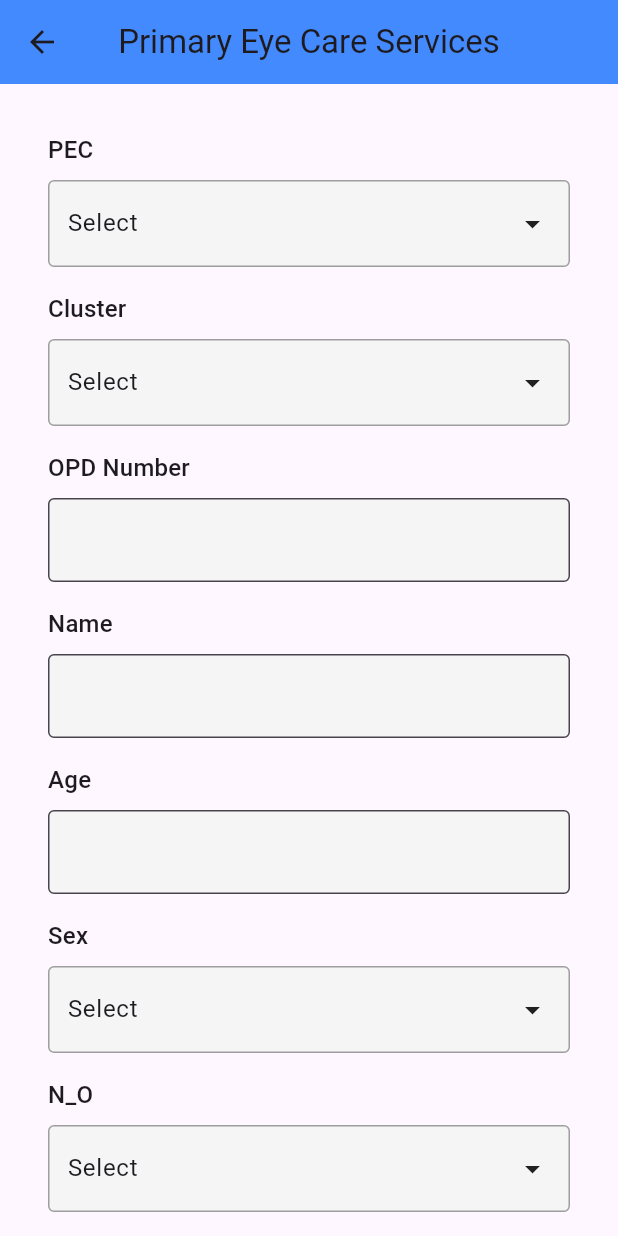
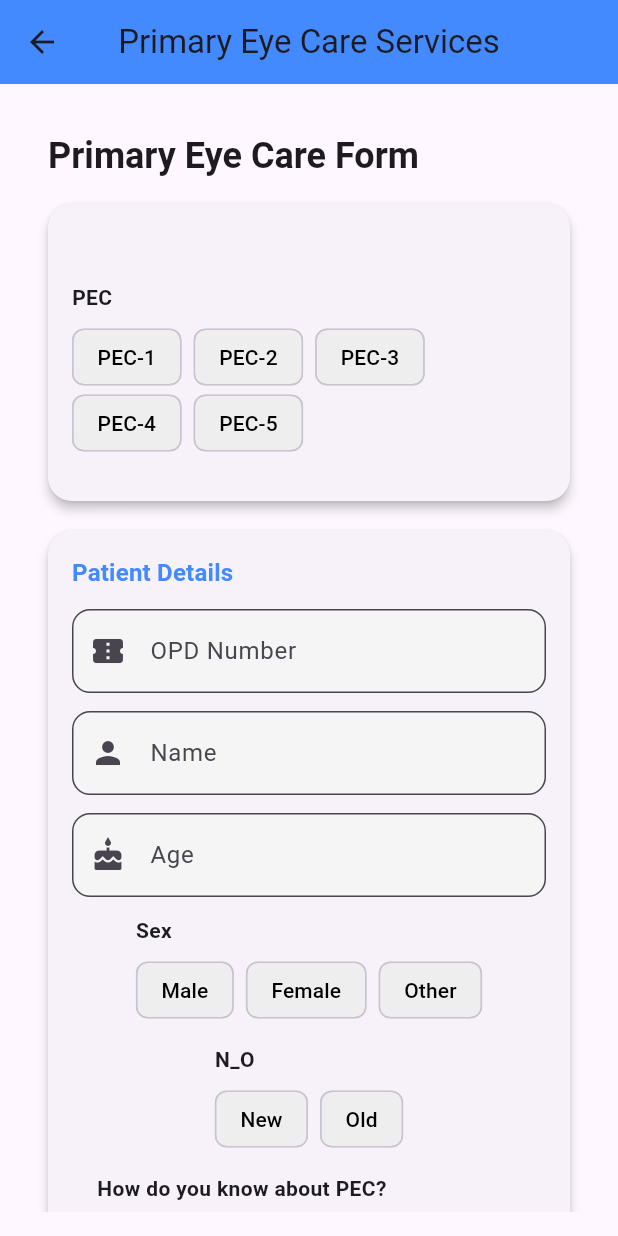
Before and after one commit to rajeshscomoph/myproject, a Flutter app: the FormPage screen opened directly, on a phone screen of 412 x 824 dp. Run offline on Flutter 3.47's test engine with Material 3 defaults, Android fonts, the phone set to English and light mode, and no system bars.

Commit message:
look good 09july 2025

```diff
--- a/lib/components/PEC/primary_eye_care_first_page.dart
+++ b/lib/components/PEC/primary_eye_care_first_page.dart
@@ -1,5 +1,4 @@
 import 'package:flutter/material.dart';
-import 'package:myproject/components/dropdown_component.dart';
 import 'primary_eye_care_second_page.dart';
 
 class PrimaryEyeCareFirstPage extends StatefulWidget {
@@ -10,7 +9,8 @@ class PrimaryEyeCareFirstPage extends StatefulWidget {
       _PrimaryEyeCareFirstPageState();
 }
 
-class _PrimaryEyeCareFirstPageState extends State<PrimaryEyeCareFirstPage> {
+class _PrimaryEyeCareFirstPageState extends State<PrimaryEyeCareFirstPage>
+    with SingleTickerProviderStateMixin {
   final _formKey = GlobalKey<FormState>();
 
   String? _selectedPec;
@@ -56,8 +56,21 @@ class _PrimaryEyeCareFirstPageState extends State<PrimaryEyeCareFirstPage> {
 
   bool get showChwField => _selectedNo != "Old";
 
+  late AnimationController _controller;
+  late Animation<double> _fadeIn;
+
+  @override
+  void initState() {
+    super.initState();
+    _controller = AnimationController(
+        vsync: this, duration: const Duration(milliseconds: 600));
+    _fadeIn = CurvedAnimation(parent: _controller, curve: Curves.easeIn);
+    _controller.forward();
+  }
+
   @override
   void dispose() {
+    _controller.dispose();
     _placeController.dispose();
     _opdController.dispose();
     _nameController.dispose();
@@ -88,88 +101,53 @@ class _PrimaryEyeCareFirstPageState extends State<PrimaryEyeCareFirstPage> {
     }
   }
 
-  Widget buildDropdown({
-    required String label,
-    required String? selectedValue,
-    required List<String> items,
-    required ValueChanged<String?> onChanged,
-    String? Function(String?)? customValidator,
-  }) {
-    return Column(
+  Widget buildSectionCard({required String title, required Widget child}) {
+    return Card(
+      elevation: 3,
+      shape: RoundedRectangleBorder(borderRadius: BorderRadius.circular(16)),
+      margin: const EdgeInsets.only(bottom: 20),
+      child: Padding(
+        padding: const EdgeInsets.all(16),
+        child: Column(
           crossAxisAlignment: CrossAxisAlignment.start,
           children: [
-        Text(label, style: Theme.of(context).textTheme.titleMedium),
-        const SizedBox(height: 8),
-        FormField<String>(
-          validator: (_) {
-            if (customValidator != null) {
-              return customValidator(selectedValue);
-            }
-            return selectedValue == null ? 'Please select $label' : null;
-          },
-          builder: (state) => Column(
-            crossAxisAlignment: CrossAxisAlignment.start,
-            children: [
-              CustomDropdownAttached(
-                items: items,
-                selectedValue: selectedValue,
-                onChanged: (value) {
-                  onChanged(value);
-                  state.didChange(value);
-                },
-              ),
-              if (state.hasError)
-                Padding(
-                  padding: const EdgeInsets.only(top: 5),
-                  child: Text(
-                    state.errorText ?? '',
-                    maxLines: 3,
-                    overflow: TextOverflow.visible,
-                    style: TextStyle(
-                      fontSize: 12,
-                      height: 1.2,
-                      color: Theme.of(context).colorScheme.error,
-                    ),
-                  ),
-                ),
+            Text(title,
+                style: Theme.of(context)
+                    .textTheme
+                    .titleMedium!
+                    .copyWith(color: Colors.blueAccent, fontWeight: FontWeight.bold)),
+            const SizedBox(height: 12),
+            child,
           ],
         ),
       ),
-      ],
     );
   }
 
   Widget buildTextField({
     required String label,
     required TextEditingController controller,
+    IconData? icon,
     TextInputType? keyboardType,
     int? min,
     int? max,
     String? Function(String?)? customValidator,
     bool isRequired = true,
   }) {
-    return Column(
-      crossAxisAlignment: CrossAxisAlignment.start,
-      children: [
-        Text(label, style: Theme.of(context).textTheme.titleMedium),
-        const SizedBox(height: 8),
-        TextFormField(
+    return TextFormField(
       controller: controller,
       keyboardType: keyboardType,
-          decoration: const InputDecoration(
-            border: OutlineInputBorder(),
+      decoration: InputDecoration(
+        labelText: label,
+        prefixIcon: icon != null ? Icon(icon) : null,
         filled: true,
-            fillColor: Color(0xFFF5F5F5),
-            errorMaxLines: 3,
+        fillColor: Colors.grey[100],
+        border: OutlineInputBorder(borderRadius: BorderRadius.circular(12)),
       ),
       validator: (value) {
-            if (customValidator != null) {
-              return customValidator(value);
-            }
+        if (customValidator != null) return customValidator(value);
         final trimmed = value?.trim() ?? '';
-            if (isRequired && trimmed.isEmpty) {
-              return 'Please enter $label';
-            }
+        if (isRequired && trimmed.isEmpty) return 'Please enter $label';
         if (trimmed.isNotEmpty && min != null && max != null) {
           final number = int.tryParse(trimmed);
           if (number == null) return '$label must be a number';
@@ -179,6 +157,37 @@ class _PrimaryEyeCareFirstPageState extends State<PrimaryEyeCareFirstPage> {
         }
         return null;
       },
+    );
+  }
+
+  Widget buildRadioGroup({
+    required String label,
+    required String? selectedValue,
+    required List<String> items,
+    required ValueChanged<String?> onChanged,
+  }) {
+    return Column(
+      crossAxisAlignment: CrossAxisAlignment.start,
+      children: [
+        Text(label,
+            style:
+                const TextStyle(fontWeight: FontWeight.w600, fontSize: 14)),
+        const SizedBox(height: 6),
+        Wrap(
+          spacing: 8,
+          runSpacing: -4,
+          children: items.map((item) {
+            return ChoiceChip(
+              label: Text(item),
+              selected: selectedValue == item,
+              onSelected: (_) => onChanged(item),
+              selectedColor: Colors.blueAccent.withOpacity(0.7),
+              backgroundColor: Colors.grey[200],
+              labelStyle: TextStyle(
+                color: selectedValue == item ? Colors.white : Colors.black,
+              ),
+            );
+          }).toList(),
         ),
       ],
     );
@@ -186,12 +195,25 @@ class _PrimaryEyeCareFirstPageState extends State<PrimaryEyeCareFirstPage> {
 
   @override
   Widget build(BuildContext context) {
-    return Form(
+    return FadeTransition(
+      opacity: _fadeIn,
+      child: Form(
         key: _formKey,
         child: ListView(
           padding: const EdgeInsets.all(16),
           children: [
-          buildDropdown(
+            Text('Primary Eye Care Form',
+                style: Theme.of(context)
+                    .textTheme
+                    .headlineSmall!
+                    .copyWith(fontWeight: FontWeight.bold)),
+            const SizedBox(height: 16),
+
+            buildSectionCard(
+                            child: Column(
+                crossAxisAlignment: CrossAxisAlignment.start,
+                children: [
+                  buildRadioGroup(
                     label: 'PEC',
                     selectedValue: _selectedPec,
                     items: pecClusters.keys.toList(),
@@ -202,64 +224,80 @@ class _PrimaryEyeCareFirstPageState extends State<PrimaryEyeCareFirstPage> {
                       });
                     },
                   ),
-          const SizedBox(height: 16),
-
-          buildDropdown(
+                  const SizedBox(height: 12),
+                  if (_selectedPec != null)
+                    buildRadioGroup(
                       label: 'Cluster',
                       selectedValue: _selectedCluster,
-            items: _selectedPec != null ? pecClusters[_selectedPec!]! : [],
-            onChanged: (value) => setState(() => _selectedCluster = value),
+                      items: pecClusters[_selectedPec!]!,
+                      onChanged: (value) =>
+                          setState(() => _selectedCluster = value),
                     ),
-          const SizedBox(height: 16),
+                  if (_selectedCluster == '99-RIP/Camp') ...[
+                    const SizedBox(height: 12),
+                    buildTextField(
+                        label: 'Place',
+                        controller: _placeController,
+                        icon: Icons.location_on),
+                  ],
+                ],
+              ), title: '',
+            ),
 
-          if (_selectedCluster == '99-RIP/Camp') ...[
-            buildTextField(label: 'Place', controller: _placeController),
-            const SizedBox(height: 16),
-          ],
-
+            buildSectionCard(
+              title: 'Patient Details',
+              child: Column(
+                children: [
                   buildTextField(
                     label: 'OPD Number',
                     controller: _opdController,
                     keyboardType: TextInputType.number,
                     min: 0,
                     max: 99999999,
-            isRequired: true,
+                    icon: Icons.confirmation_number,
                   ),
-          const SizedBox(height: 16),
-
-          buildTextField(label: 'Name', controller: _nameController),
-          const SizedBox(height: 16),
-
+                  const SizedBox(height: 12),
+                  buildTextField(
+                      label: 'Name', controller: _nameController, icon: Icons.person),
+                  const SizedBox(height: 12),
                   buildTextField(
                     label: 'Age',
                     controller: _ageController,
                     keyboardType: TextInputType.number,
                     min: 0,
                     max: 100,
-            isRequired: true,
+                    icon: Icons.cake,
                   ),
-          const SizedBox(height: 16),
-
-          buildDropdown(
+                  const SizedBox(height: 12),
+                  buildRadioGroup(
                     label: 'Sex',
                     selectedValue: _selectedSex,
                     items: ['Male', 'Female', 'Other'],
                     onChanged: (value) => setState(() => _selectedSex = value),
                   ),
-          const SizedBox(height: 16),
-
-          buildDropdown(
+                  const SizedBox(height: 12),
+                  buildRadioGroup(
                     label: 'N_O',
                     selectedValue: _selectedNo,
                     items: ['New', 'Old'],
                     onChanged: (value) => setState(() => _selectedNo = value),
                   ),
-          const SizedBox(height: 16),
-
+                  if (showChwField) ...[
+                    const SizedBox(height: 12),
+                    buildRadioGroup(
+                      label: 'How do you know about PEC?',
+                      selectedValue: _selectedChw,
+                      items: ['Self', 'ASHA/Volunteer', 'Other'],
+                      onChanged: (value) =>
+                          setState(() => _selectedChw = value),
+                    ),
+                  ],
+                  const SizedBox(height: 12),
                   buildTextField(
                     label: 'Phone',
                     controller: _phoneController,
                     keyboardType: TextInputType.phone,
+                    icon: Icons.phone,
                     customValidator: (value) {
                       final trimmed = value?.trim() ?? '';
                       if (trimmed.length != 10) {
@@ -271,31 +309,27 @@ class _PrimaryEyeCareFirstPageState extends State<PrimaryEyeCareFirstPage> {
                       return null;
                     },
                   ),
+                ],
+              ),
+            ),
+
             const SizedBox(height: 16),
-
-          if (showChwField) ...[
-            buildDropdown(
-              label: 'How do you know about PEC?',
-              selectedValue: _selectedChw,
-              items: ['Self', 'ASHA/Volunteer', 'Other'],
-              onChanged: (value) => setState(() => _selectedChw = value),
-            ),
-            const SizedBox(height: 16),
-          ],
-
-          const SizedBox(height: 24),
             SizedBox(
               height: 50,
-            child: ElevatedButton(
+              child: ElevatedButton.icon(
                 style: ElevatedButton.styleFrom(
                   backgroundColor: Colors.blueAccent,
+                  shape: RoundedRectangleBorder(
+                      borderRadius: BorderRadius.circular(12)),
                 ),
+                icon: const Icon(Icons.arrow_forward_ios, size: 18),
+                label: const Text('Next', style: TextStyle(fontSize: 18)),
                 onPressed: _goToNextPage,
-              child: const Text('Next', style: TextStyle(fontSize: 18)),
               ),
             ),
           ],
         ),
+      ),
     );
   }
 }
--- a/pubspec.yaml
+++ b/pubspec.yaml
@@ -41,12 +41,16 @@ dev_dependencies:
   flutter_test:
     sdk: flutter
 
+
+
   # The "flutter_lints" package below contains a set of recommended lints to
   # encourage good coding practices. The lint set provided by the package is
   # activated in the `analysis_options.yaml` file located at the root of your
   # package. See that file for information about deactivating specific lint
   # rules and activating additional ones.
   flutter_lints: ^5.0.0
+
+
 
 # For information on the generic Dart part of this file, see the
 # following page: https://dart.dev/tools/pub/pubspec
```
Also changed, not shown: lib/components/PEC/primary_eye_care_second_page.dart (+138 -219 lines), lib/components/dropdown_component.dart (line endings or trailing spaces). Lines whose indentation alone changed are shown as unchanged.
